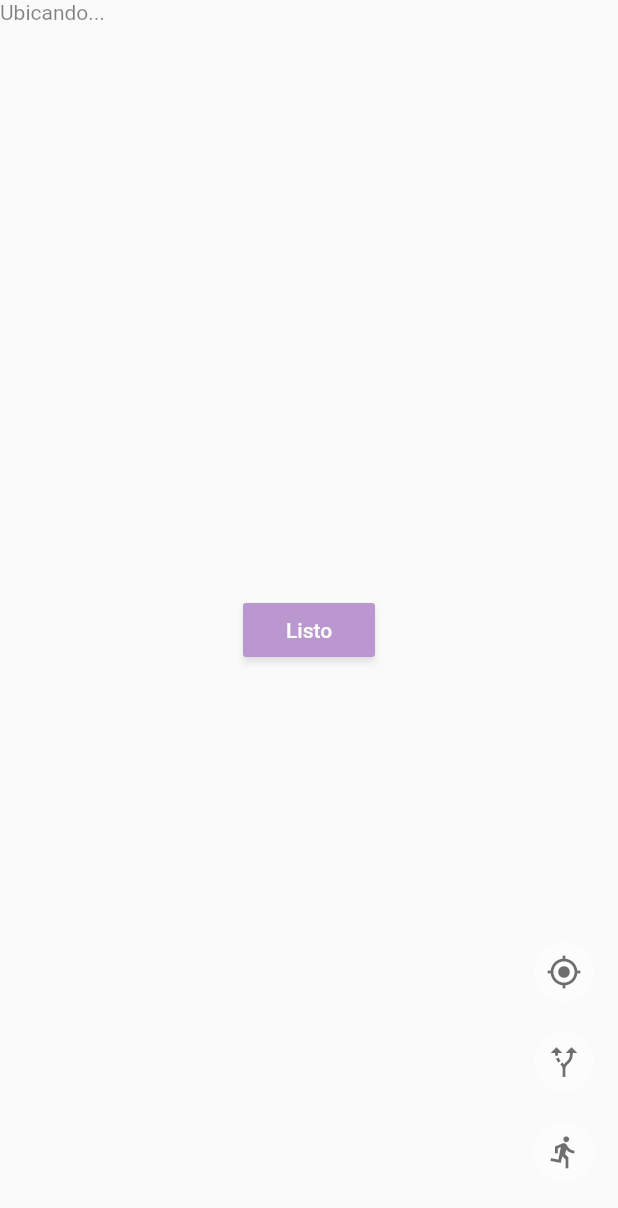
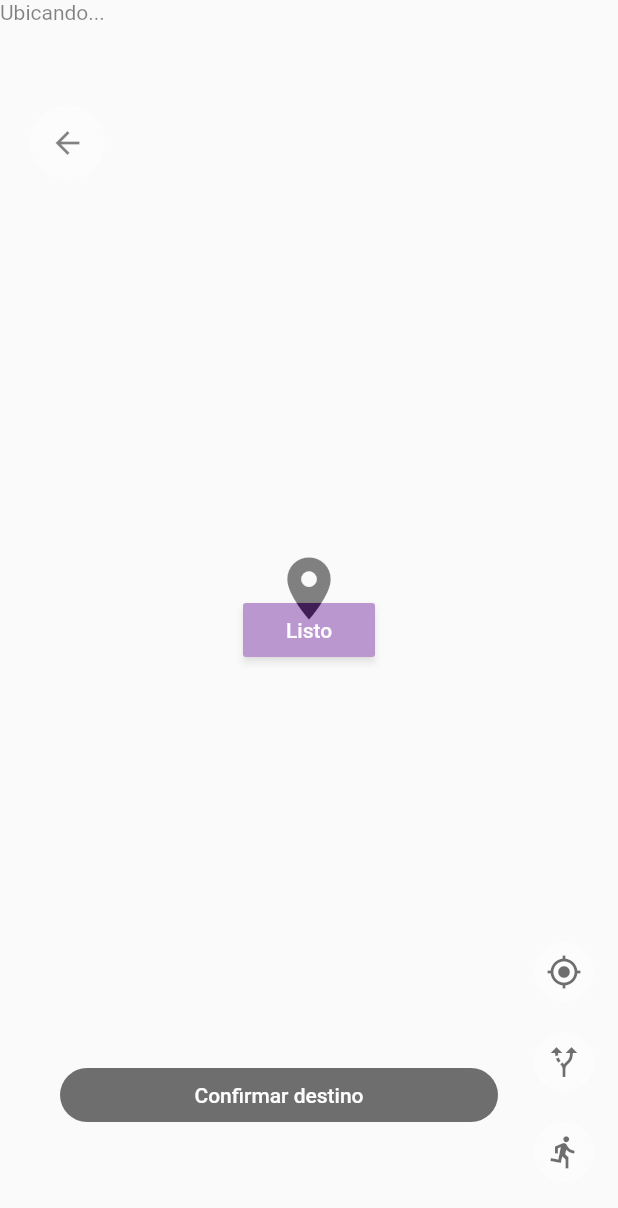
Before and after one commit to IamWilmar/mapas_app, a Flutter app: the screen it shows after launch, on a phone screen of 412 x 824 dp. Shown: the top 1208 px of the screen. Run offline on Flutter 3.47's test engine with Material 2 defaults, Android fonts, the phone set to English and light mode, and no system bars; our stand-ins replace bloc, flutter_bloc, geolocator, google_maps_flutter, permission_handler.

Commit message:
Agregar marcador y searchbar added

```diff
--- a/lib/pages/map_page.dart
+++ b/lib/pages/map_page.dart
@@ -29,8 +29,19 @@ class _MapPageState extends State<MapPage> {
   @override
   Widget build(BuildContext context) {
     return Scaffold(
-      body: BlocBuilder<MiUbicacionBloc, MiUbicacionState>(
-          builder: (_, state) => crearMapa(state)),
+      body: Stack(
+        children: [
+          BlocBuilder<MiUbicacionBloc, MiUbicacionState>(
+            builder: (_, state) => crearMapa(state),
+          ),
+          // Positioned(
+          //   left: 0,
+          //   right: 0,
+          //   child: SearchBar(),
+          // ),
+          MarcadorManual(),
+        ],
+      ),
       floatingActionButton: Column(
         mainAxisAlignment: MainAxisAlignment.end,
         children: <Widget>[
@@ -55,6 +66,7 @@ class _MapPageState extends State<MapPage> {
     return GoogleMap(
       initialCameraPosition: cameraPosition,
       myLocationEnabled: true,
+      compassEnabled: false,
       myLocationButtonEnabled: false,
       zoomControlsEnabled: false,
       onMapCreated: mapaBloc.initMap,
--- /dev/null
+++ b/lib/widgets/marcador_manual.dart
@@ -0,0 +1,56 @@
+part of 'widgets.dart';
+
+class MarcadorManual extends StatelessWidget {
+  @override
+  Widget build(BuildContext context) {
+    final size = MediaQuery.of(context).size;
+    return Stack(
+      children: [
+        //Boton
+        Positioned(
+          top: 70,
+          left: 20,
+          child: CircleAvatar(
+            maxRadius: 25,
+            backgroundColor: Colors.white,
+            child: IconButton(
+              icon: Icon(Icons.arrow_back, color: Colors.black87),
+              onPressed: () {
+                //TODO: hacer algo
+              },
+            ),
+          ),
+        ),
+
+        //Marcador
+        Center(
+          child: Transform.translate(
+            offset: Offset(0.0, -20),
+            child: Icon(
+              Icons.location_on,
+              size: 50,
+            ),
+          ),
+        ),
+
+        //Boton de confirmar destino
+        Positioned(
+          bottom: 70,
+          left: 40,
+          child: MaterialButton(
+            minWidth: size.width - 120,
+            color: Colors.black,
+            shape: StadiumBorder(),
+            elevation: 0.0,
+            splashColor: Colors.transparent,
+            child: Text(
+              'Confirmar destino',
+              style: TextStyle(color: Colors.white),
+            ),
+            onPressed: () {},
+          ),
+        ),
+      ],
+    );
+  }
+}
--- a/lib/widgets/widgets.dart
+++ b/lib/widgets/widgets.dart
@@ -2,6 +2,10 @@ import 'package:flutter/material.dart';
 import 'package:flutter_bloc/flutter_bloc.dart';
 import 'package:mapas_app/bloc/mapa/mapa_bloc.dart';
 import 'package:mapas_app/bloc/mi_ubicacion/mi_ubicacion_bloc.dart';
+import 'package:mapas_app/models/search_result.dart';
+import 'package:mapas_app/search/search_destination.dart';
 part 'btn_ubicacion.dart';
 part 'btn_ruta.dart';
+part 'searchbar.dart';
 part 'btn_seguir_ubicacion.dart';
+part 'marcador_manual.dart';
```
Also changed, not shown: lib/models/search_result.dart (added, +18 -0 lines), lib/search/search_destination.dart (added, +48 -0 lines), lib/widgets/searchbar.dart (added, +46 -0 lines).
